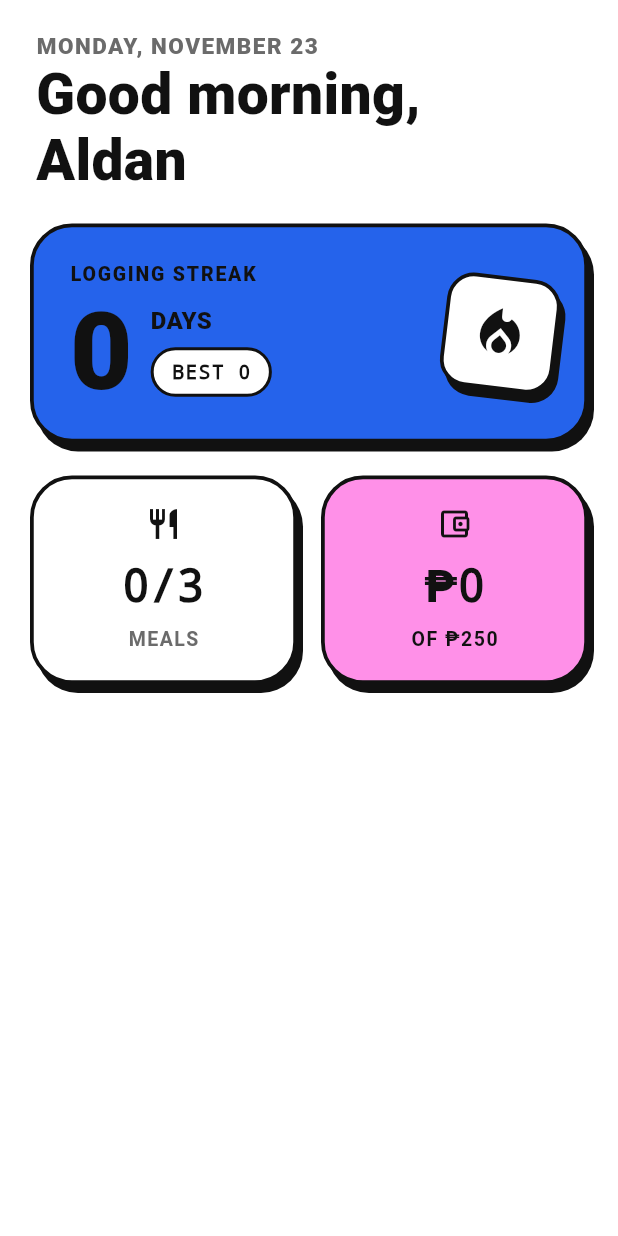
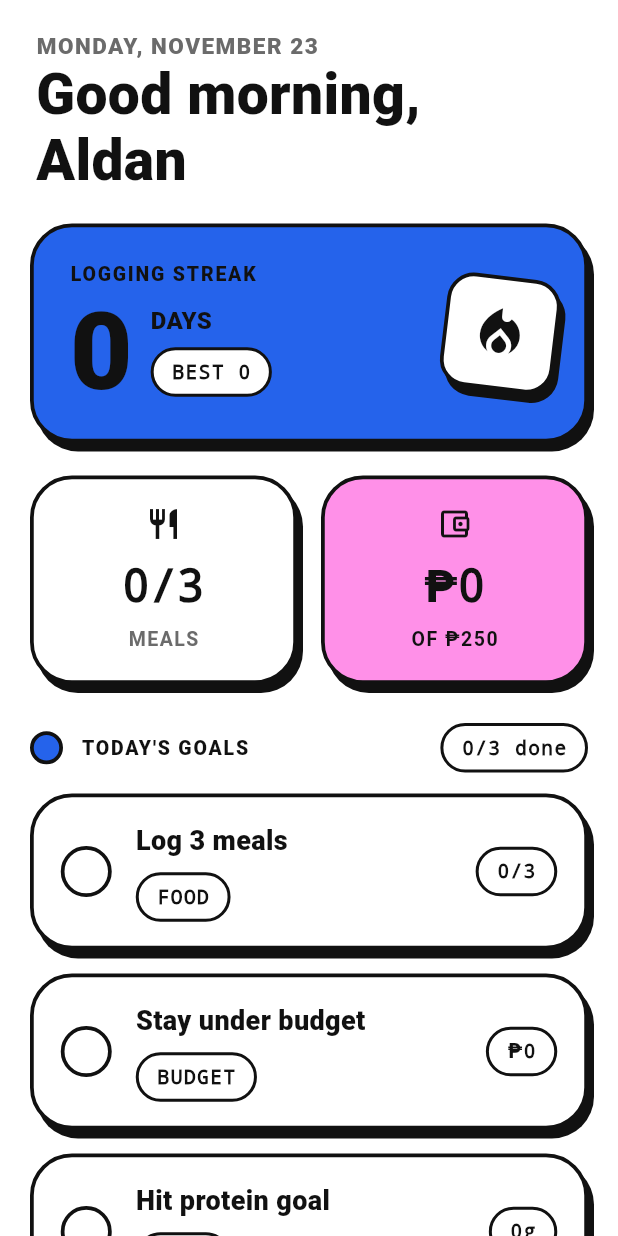
Before and after one commit to aldanjosephcarlomahinay24-collab/nutritrack-app, a Flutter app: the TodayScreen widget shown alone on an empty page, opened directly with empty values, on a phone screen of 412 x 824 dp. Run offline on Flutter 3.47's test engine with Material 3 defaults, Android fonts, the phone set to English and light mode, and no system bars.

Commit message:
Add today's goals that check themselves (Rein's part)

```diff
--- a/lib/screens/today_screen.dart
+++ b/lib/screens/today_screen.dart
@@ -45,6 +45,21 @@ class TodayScreen extends StatelessWidget {
         final meals = store.todayMeals;
         final streak = store.currentStreak;
         final best = store.bestStreak;
+        final goals = [
+          _Goal('Log 3 meals', 'FOOD', '${meals.length}/3', meals.length >= 3),
+          _Goal(
+            'Stay under budget',
+            'BUDGET',
+            peso(totals.cost),
+            totals.cost <= store.dailyBudget && meals.isNotEmpty,
+          ),
+          _Goal(
+            'Hit protein goal',
+            'FUEL',
+            '${totals.protein.round()}g',
+            totals.protein >= store.proteinGoal,
+          ),
+        ];
         return ListView(
           padding: const EdgeInsets.fromLTRB(20, 12, 20, 28),
           children: [
@@ -74,6 +89,16 @@ class TodayScreen extends StatelessWidget {
                 ),
               ],
             ),
+            const SizedBox(height: 26),
+            SectionTitle(
+              "Today's goals",
+              trailing: Pill('${goals.where((g) => g.done).length}/3 done'),
+            ),
+            const SizedBox(height: 14),
+            for (final goal in goals) ...[
+              _GoalRow(goal: goal),
+              const SizedBox(height: 16),
+            ],
           ],
         );
       },
@@ -175,3 +200,60 @@ class _StreakCard extends StatelessWidget {
     );
   }
 }
+
+class _Goal {
+  const _Goal(this.title, this.tag, this.value, this.done);
+
+  final String title;
+  final String tag;
+  final String value;
+  final bool done;
+}
+
+class _GoalRow extends StatelessWidget {
+  const _GoalRow({required this.goal});
+
+  final _Goal goal;
+
+  @override
+  Widget build(BuildContext context) {
+    return SectionCard(
+      padding: const EdgeInsets.symmetric(horizontal: 18, vertical: 16),
+      child: Row(
+        children: [
+          Container(
+            width: 34,
+            height: 34,
+            decoration: BoxDecoration(
+              shape: BoxShape.circle,
+              color: goal.done ? AppColors.blue : Colors.white,
+              border: Border.all(color: AppColors.ink, width: 2.5),
+            ),
+            child: goal.done
+                ? const Icon(Icons.check, color: Colors.white, size: 20)
+                : null,
+          ),
+          const SizedBox(width: 16),
+          Expanded(
+            child: Column(
+              crossAxisAlignment: CrossAxisAlignment.start,
+              children: [
+                Text(
+                  goal.title,
+                  style: TextStyle(
+                    fontSize: 18,
+                    fontWeight: FontWeight.w800,
+                    decoration: goal.done ? TextDecoration.lineThrough : null,
+                  ),
+                ),
+                const SizedBox(height: 8),
+                Pill(goal.tag),
+              ],
+            ),
+          ),
+          Pill(goal.value),
+        ],
+      ),
+    );
+  }
+}
```
